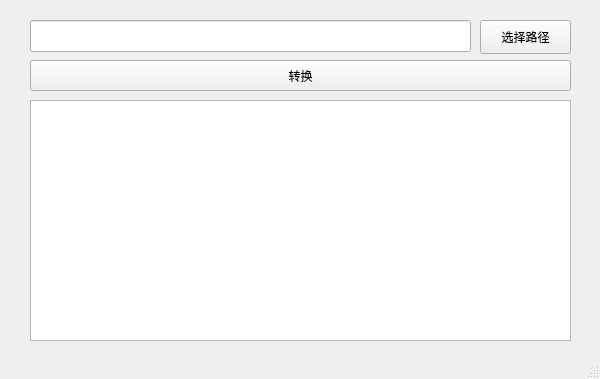
Qt form src/main.ui (nixgnauhcuy/WechatImgDatDecodeQt) before a commit.
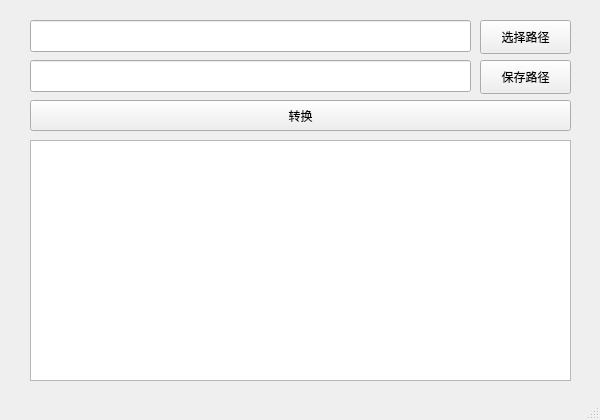
The same form after that commit.

Commit message: 增加新版微信图片保存路径的dat识别

The edit to the form file:
```diff
--- a/src/main.ui
+++ b/src/main.ui
@@ -7,7 +7,7 @@
     <x>0</x>
     <y>0</y>
     <width>600</width>
-    <height>379</height>
+    <height>420</height>
    </rect>
   </property>
   <property name="windowTitle">
@@ -44,7 +44,7 @@
     <property name="geometry">
      <rect>
       <x>30</x>
-      <y>60</y>
+      <y>100</y>
       <width>541</width>
       <height>31</height>
      </rect>
@@ -57,12 +57,38 @@
     <property name="geometry">
      <rect>
       <x>30</x>
-      <y>100</y>
+      <y>140</y>
       <width>541</width>
       <height>241</height>
      </rect>
     </property>
    </widget>
+   <widget class="QLineEdit" name="savePathLineEdit">
+    <property name="geometry">
+     <rect>
+      <x>30</x>
+      <y>60</y>
+      <width>441</width>
+      <height>32</height>
+     </rect>
+    </property>
+    <property name="readOnly">
+     <bool>true</bool>
+    </property>
+   </widget>
+   <widget class="QPushButton" name="savePathPushButton">
+    <property name="geometry">
+     <rect>
+      <x>480</x>
+      <y>60</y>
+      <width>91</width>
+      <height>34</height>
+     </rect>
+    </property>
+    <property name="text">
+     <string>保存路径</string>
+    </property>
+   </widget>
   </widget>
   <widget class="QStatusBar" name="statusBar"/>
  </widget>
```
The commit also changes 2 other files.
